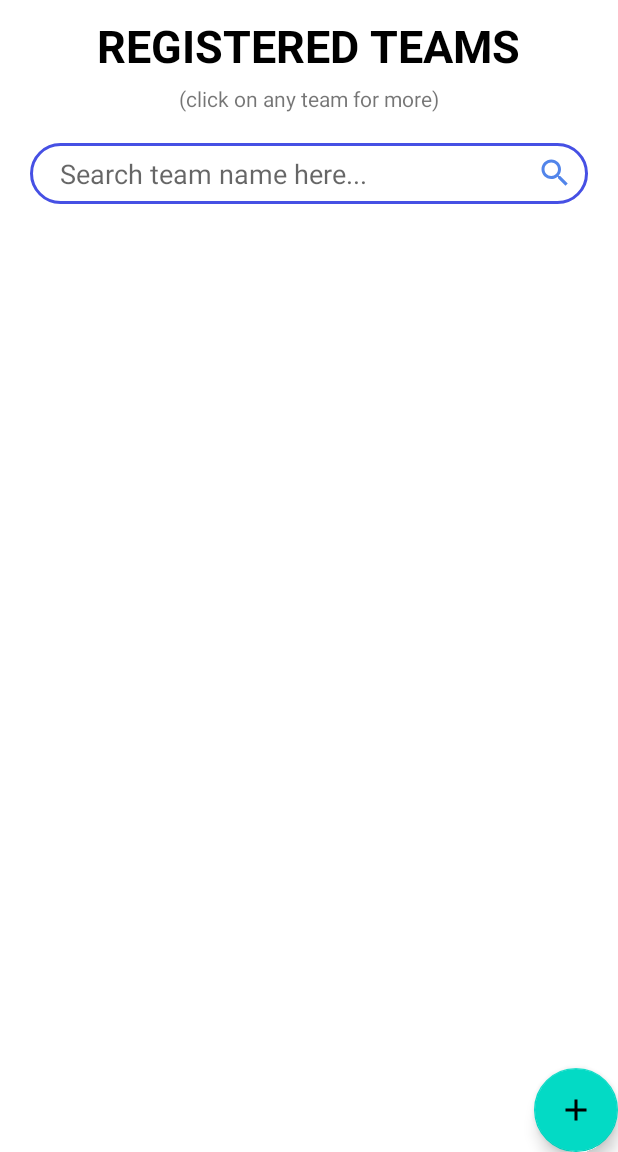
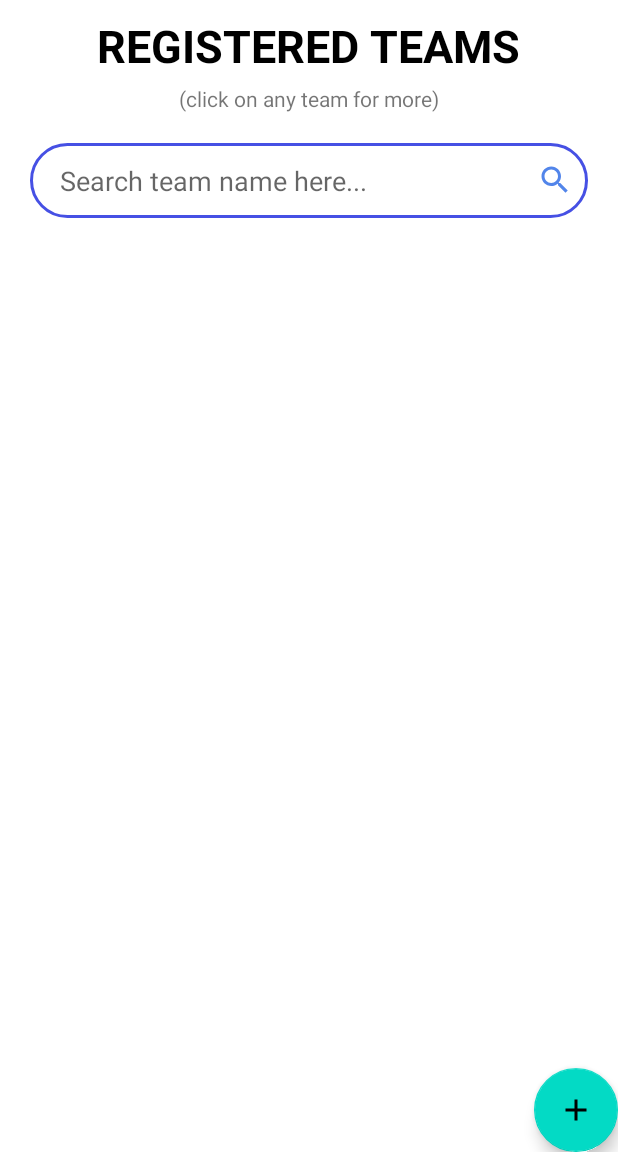
Before and after one commit to Mark-lee-coder/Football_Scheduling, an Android app: the TeamsAndPlayers screen opened directly, with no data from a screen before it, on a phone screen of 412 x 824 dp, the part 84-1236 px from its top. Run offline under Robolectric (Android 15) with nearby library versions, the phone set to English and light mode, and no system bars; our stand-ins replace Firebase (no records; nobody signed in at launch, a user with empty details on screens opened directly).

Commit message:
git commit 'second commit'

```diff
--- a/app/src/main/res/layout/activity_display_players.xml
+++ b/app/src/main/res/layout/activity_display_players.xml
@@ -54,7 +54,7 @@
         <EditText
             android:id="@+id/inputSearch"
             android:layout_width="match_parent"
-            android:layout_height="wrap_content"
+            android:layout_height="50dp"
             android:layout_marginTop="15dp"
             android:hint="Search player name here..."
             android:layout_margin="20dp"
--- a/app/src/main/res/layout/activity_teams_and_players.xml
+++ b/app/src/main/res/layout/activity_teams_and_players.xml
@@ -42,7 +42,7 @@
         <EditText
             android:id="@+id/inputSearch"
             android:layout_width="match_parent"
-            android:layout_height="wrap_content"
+            android:layout_height="50dp"
             android:layout_marginTop="5dp"
             android:hint="Search team name here..."
             android:layout_margin="20dp"
```
